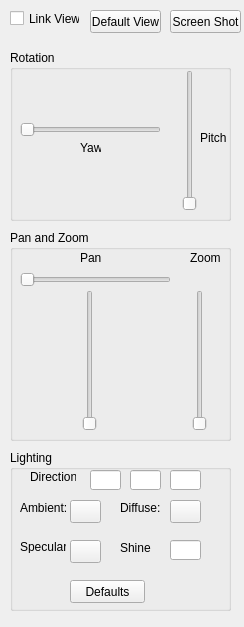
Before: the Qt Designer form src/gui/SplitCmpViewCtrlsWidget.ui in isusong/Mantis, drawn with Qt 5.
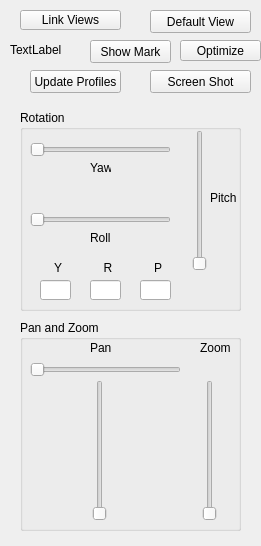
After: the same form once the commit is applied.

What changed in the file:
```diff
--- a/src/gui/SplitCmpViewCtrlsWidget.ui
+++ b/src/gui/SplitCmpViewCtrlsWidget.ui
@@ -6,8 +6,8 @@
    <rect>
     <x>0</x>
     <y>0</y>
-    <width>244</width>
-    <height>627</height>
+    <width>261</width>
+    <height>546</height>
    </rect>
   </property>
   <property name="windowTitle">
@@ -16,9 +16,9 @@
   <widget class="QPushButton" name="pushButtonDefaultView">
    <property name="geometry">
     <rect>
-     <x>90</x>
+     <x>150</x>
      <y>10</y>
-     <width>71</width>
+     <width>101</width>
      <height>23</height>
     </rect>
    </property>
@@ -26,26 +26,13 @@
     <string>Default View</string>
    </property>
   </widget>
-  <widget class="QCheckBox" name="checkBoxLinkViews">
-   <property name="geometry">
-    <rect>
-     <x>10</x>
-     <y>10</y>
-     <width>70</width>
-     <height>17</height>
-    </rect>
-   </property>
-   <property name="text">
-    <string>Link Views</string>
-   </property>
-  </widget>
   <widget class="QGroupBox" name="groupBoxRotation">
    <property name="geometry">
     <rect>
-     <x>10</x>
-     <y>50</y>
+     <x>20</x>
+     <y>110</y>
      <width>221</width>
-     <height>171</height>
+     <height>201</height>
     </rect>
    </property>
    <property name="title">
@@ -68,7 +55,7 @@
     <property name="geometry">
      <rect>
       <x>10</x>
-      <y>70</y>
+      <y>30</y>
       <width>141</width>
       <height>19</height>
      </rect>
@@ -94,7 +81,7 @@
     <property name="geometry">
      <rect>
       <x>70</x>
-      <y>90</y>
+      <y>50</y>
       <width>21</width>
       <height>16</height>
      </rect>
@@ -103,12 +90,116 @@
      <string>Yaw</string>
     </property>
    </widget>
+   <widget class="QLabel" name="labelRoll">
+    <property name="geometry">
+     <rect>
+      <x>70</x>
+      <y>120</y>
+      <width>21</width>
+      <height>16</height>
+     </rect>
+    </property>
+    <property name="text">
+     <string>Roll</string>
+    </property>
+   </widget>
+   <widget class="QSlider" name="horizontalSliderRoll">
+    <property name="geometry">
+     <rect>
+      <x>10</x>
+      <y>100</y>
+      <width>141</width>
+      <height>19</height>
+     </rect>
+    </property>
+    <property name="orientation">
+     <enum>Qt::Horizontal</enum>
+    </property>
+   </widget>
+   <widget class="QLineEdit" name="lineEditYaw">
+    <property name="geometry">
+     <rect>
+      <x>20</x>
+      <y>170</y>
+      <width>31</width>
+      <height>20</height>
+     </rect>
+    </property>
+   </widget>
+   <widget class="QLineEdit" name="lineEditRoll">
+    <property name="geometry">
+     <rect>
+      <x>70</x>
+      <y>170</y>
+      <width>31</width>
+      <height>20</height>
+     </rect>
+    </property>
+   </widget>
+   <widget class="QLineEdit" name="lineEditPitch">
+    <property name="geometry">
+     <rect>
+      <x>120</x>
+      <y>170</y>
+      <width>31</width>
+      <height>20</height>
+     </rect>
+    </property>
+   </widget>
+   <widget class="QLabel" name="label">
+    <property name="geometry">
+     <rect>
+      <x>30</x>
+      <y>150</y>
+      <width>16</width>
+      <height>16</height>
+     </rect>
+    </property>
+    <property name="text">
+     <string>Y</string>
+    </property>
+    <property name="alignment">
+     <set>Qt::AlignCenter</set>
+    </property>
+   </widget>
+   <widget class="QLabel" name="label_2">
+    <property name="geometry">
+     <rect>
+      <x>130</x>
+      <y>150</y>
+      <width>16</width>
+      <height>16</height>
+     </rect>
+    </property>
+    <property name="text">
+     <string>P</string>
+    </property>
+    <property name="alignment">
+     <set>Qt::AlignCenter</set>
+    </property>
+   </widget>
+   <widget class="QLabel" name="label_3">
+    <property name="geometry">
+     <rect>
+      <x>80</x>
+      <y>150</y>
+      <width>16</width>
+      <height>16</height>
+     </rect>
+    </property>
+    <property name="text">
+     <string>R</string>
+    </property>
+    <property name="alignment">
+     <set>Qt::AlignCenter</set>
+    </property>
+   </widget>
   </widget>
   <widget class="QGroupBox" name="groupBoxPanZoom">
    <property name="geometry">
     <rect>
-     <x>10</x>
-     <y>230</y>
+     <x>20</x>
+     <y>320</y>
      <width>221</width>
      <height>211</height>
     </rect>
@@ -185,9 +276,9 @@
   <widget class="QPushButton" name="pushButtonScreenShot">
    <property name="geometry">
     <rect>
-     <x>170</x>
-     <y>10</y>
-     <width>71</width>
+     <x>150</x>
+     <y>70</y>
+     <width>101</width>
      <height>23</height>
     </rect>
    </property>
@@ -195,175 +286,70 @@
     <string>Screen Shot</string>
    </property>
   </widget>
-  <widget class="QGroupBox" name="groupBoxLighting">
+  <widget class="QLabel" name="labelInfo">
    <property name="geometry">
     <rect>
      <x>10</x>
-     <y>450</y>
-     <width>221</width>
-     <height>161</height>
+     <y>40</y>
+     <width>81</width>
+     <height>20</height>
     </rect>
    </property>
-   <property name="title">
-    <string>Lighting</string>
+   <property name="text">
+    <string>TextLabel</string>
    </property>
-   <widget class="QLineEdit" name="editLightDirX">
-    <property name="geometry">
-     <rect>
-      <x>80</x>
-      <y>20</y>
-      <width>31</width>
-      <height>20</height>
-     </rect>
-    </property>
-   </widget>
-   <widget class="QLineEdit" name="editLightDirY">
-    <property name="geometry">
-     <rect>
-      <x>120</x>
-      <y>20</y>
-      <width>31</width>
-      <height>20</height>
-     </rect>
-    </property>
-   </widget>
-   <widget class="QLineEdit" name="editLightDirZ">
-    <property name="geometry">
-     <rect>
-      <x>160</x>
-      <y>20</y>
-      <width>31</width>
-      <height>20</height>
-     </rect>
-    </property>
-   </widget>
-   <widget class="QLabel" name="labelLightDir">
-    <property name="geometry">
-     <rect>
-      <x>20</x>
-      <y>20</y>
-      <width>46</width>
-      <height>13</height>
-     </rect>
-    </property>
-    <property name="text">
-     <string>Direction:</string>
-    </property>
-   </widget>
-   <widget class="QLabel" name="labelLightAmb">
-    <property name="geometry">
-     <rect>
-      <x>10</x>
-      <y>50</y>
-      <width>51</width>
-      <height>16</height>
-     </rect>
-    </property>
-    <property name="text">
-     <string>Ambient:</string>
-    </property>
-   </widget>
-   <widget class="QLabel" name="labelLightDif">
-    <property name="geometry">
-     <rect>
-      <x>110</x>
-      <y>50</y>
-      <width>41</width>
-      <height>16</height>
-     </rect>
-    </property>
-    <property name="text">
-     <string>Diffuse:</string>
-    </property>
-   </widget>
-   <widget class="QLabel" name="labelLightSpe">
-    <property name="geometry">
-     <rect>
-      <x>10</x>
-      <y>90</y>
-      <width>46</width>
-      <height>13</height>
-     </rect>
-    </property>
-    <property name="text">
-     <string>Specular:</string>
-    </property>
-   </widget>
-   <widget class="QLabel" name="labelLightShine">
-    <property name="geometry">
-     <rect>
-      <x>110</x>
-      <y>90</y>
-      <width>31</width>
-      <height>16</height>
-     </rect>
-    </property>
-    <property name="text">
-     <string>Shine:</string>
-    </property>
-   </widget>
-   <widget class="QLineEdit" name="editLightShine">
-    <property name="geometry">
-     <rect>
-      <x>160</x>
-      <y>90</y>
-      <width>31</width>
-      <height>20</height>
-     </rect>
-    </property>
-   </widget>
-   <widget class="QPushButton" name="btnLightAmb">
-    <property name="geometry">
-     <rect>
-      <x>60</x>
-      <y>50</y>
-      <width>31</width>
-      <height>23</height>
-     </rect>
-    </property>
-    <property name="text">
-     <string/>
-    </property>
-   </widget>
-   <widget class="QPushButton" name="btnLightDif">
-    <property name="geometry">
-     <rect>
-      <x>160</x>
-      <y>50</y>
-      <width>31</width>
-      <height>23</height>
-     </rect>
-    </property>
-    <property name="text">
-     <string/>
-    </property>
-   </widget>
-   <widget class="QPushButton" name="btnLightSpe">
-    <property name="geometry">
-     <rect>
-      <x>60</x>
-      <y>90</y>
-      <width>31</width>
-      <height>23</height>
-     </rect>
-    </property>
-    <property name="text">
-     <string/>
-    </property>
-   </widget>
-   <widget class="QPushButton" name="btnLightDefaults">
-    <property name="geometry">
-     <rect>
-      <x>60</x>
-      <y>130</y>
-      <width>75</width>
-      <height>23</height>
-     </rect>
-    </property>
-    <property name="text">
-     <string>Defaults</string>
-    </property>
-   </widget>
+  </widget>
+  <widget class="QPushButton" name="pushButtonMark">
+   <property name="geometry">
+    <rect>
+     <x>90</x>
+     <y>40</y>
+     <width>81</width>
+     <height>23</height>
+    </rect>
+   </property>
+   <property name="text">
+    <string>Show Mark</string>
+   </property>
+  </widget>
+  <widget class="QToolButton" name="toolBtnOptimizeMark">
+   <property name="geometry">
+    <rect>
+     <x>180</x>
+     <y>40</y>
+     <width>81</width>
+     <height>21</height>
+    </rect>
+   </property>
+   <property name="text">
+    <string>Optimize</string>
+   </property>
+  </widget>
+  <widget class="QPushButton" name="pushButtonProfileUpdate">
+   <property name="geometry">
+    <rect>
+     <x>30</x>
+     <y>70</y>
+     <width>91</width>
+     <height>23</height>
+    </rect>
+   </property>
+   <property name="text">
+    <string>Update Profiles</string>
+   </property>
+  </widget>
+  <widget class="QToolButton" name="toolBtnLinkViews">
+   <property name="geometry">
+    <rect>
+     <x>20</x>
+     <y>10</y>
+     <width>101</width>
+     <height>20</height>
+    </rect>
+   </property>
+   <property name="text">
+    <string>Link Views</string>
+   </property>
   </widget>
  </widget>
  <resources/>
```
